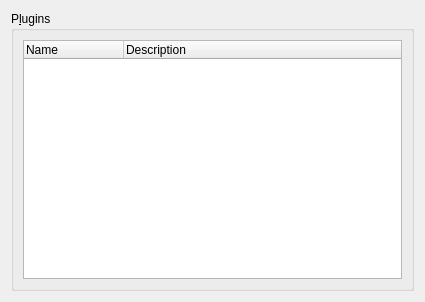
Qt form src/lib/MarblePluginSettingsWidget.ui (KDE/marble) before a commit.
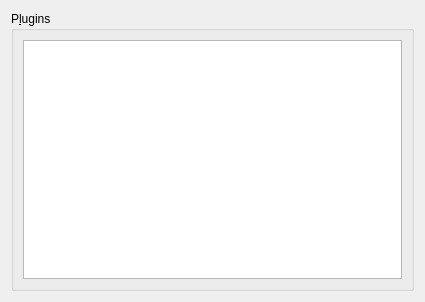
The same form after that commit.

Commit message: Fixing Settings Dialog:     - Displaying Plugins     - Enabling Animated Travel Checkbox     - Enabling Change of Degree Notation

```diff
--- a/src/lib/MarblePluginSettingsWidget.ui
+++ b/src/lib/MarblePluginSettingsWidget.ui
@@ -23,24 +23,7 @@
      </property>
      <layout class="QVBoxLayout" >
       <item>
-       <widget class="QTreeWidget" name="pluginList" >
-        <property name="uniformRowHeights" >
-         <bool>false</bool>
-        </property>
-        <property name="allColumnsShowFocus" >
-         <bool>true</bool>
-        </property>
-        <column>
-         <property name="text" >
-          <string>Name</string>
-         </property>
-        </column>
-        <column>
-         <property name="text" >
-          <string>Description</string>
-         </property>
-        </column>
-       </widget>
+       <widget class="QListView" name="m_pluginListView" />
       </item>
      </layout>
     </widget>
```
The commit also changes 30 other files.
